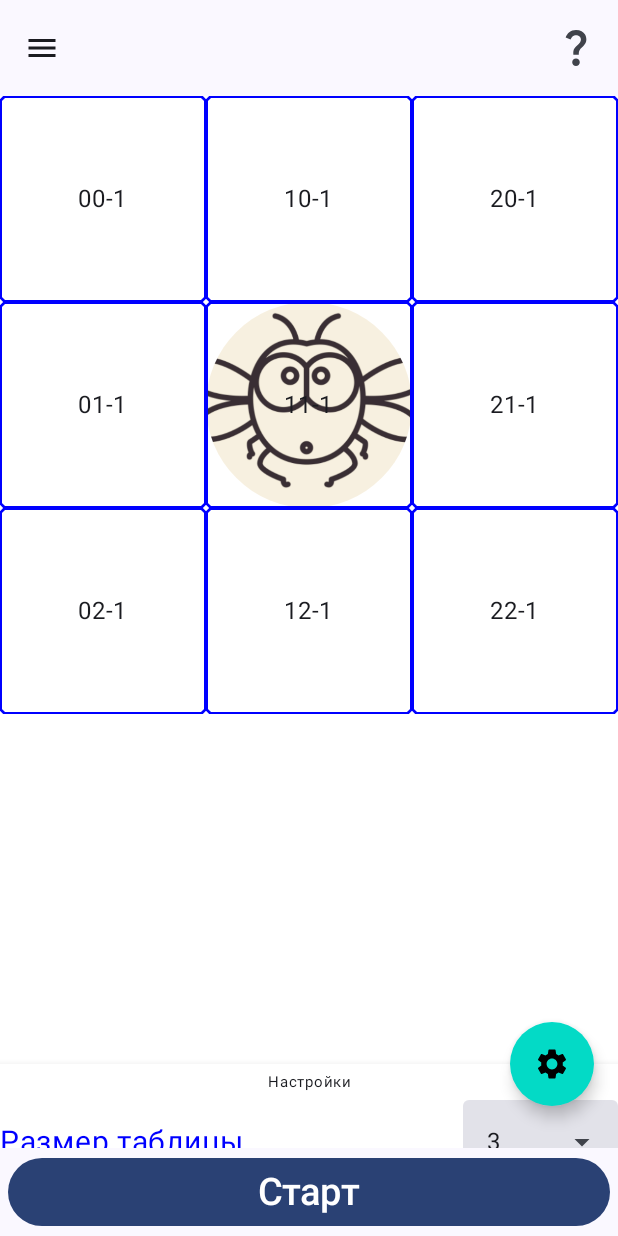
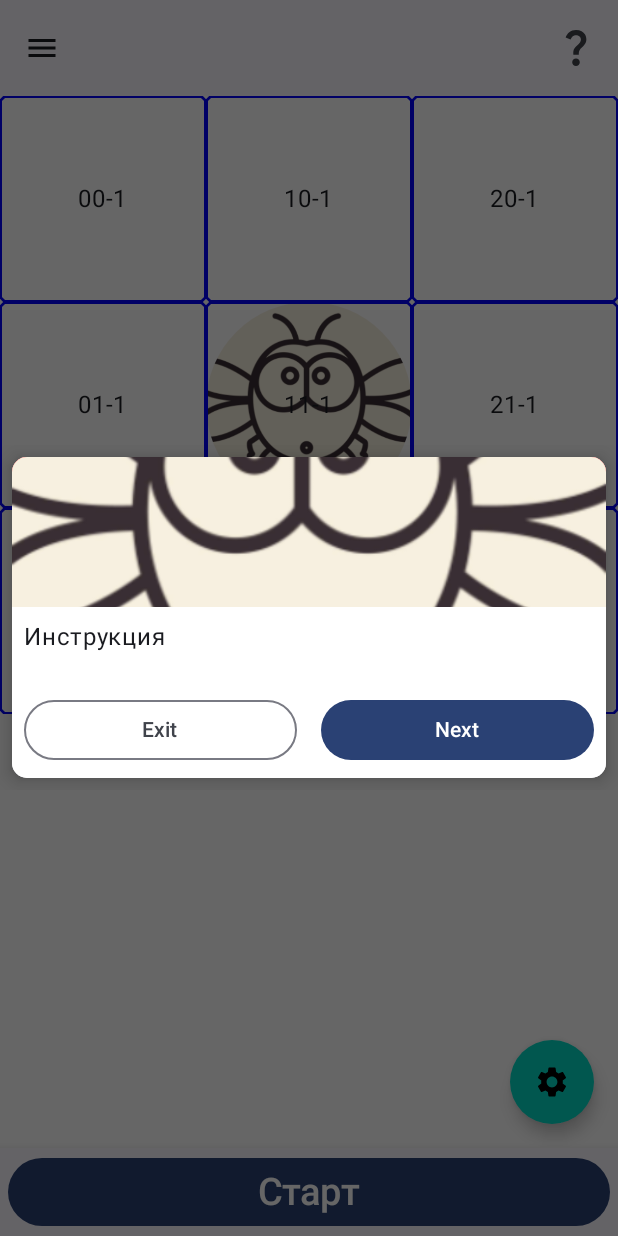
Before and after one commit to DmitriyZakharich/FlyGame, an Android app built with Jetpack Compose: the screen it shows after launch (ComposeActivity), after a tap on "Инструкция", on a phone screen of 412 x 824 dp. Run offline under Robolectric (Android 15) with nearby library versions, the phone set to English and light mode, and no system bars; our stand-ins replace Dagger/Hilt's generated code.

Commit message:
Preliminary version of the "User Instructions"

```diff
--- a/app/src/main/AndroidManifest.xml
+++ b/app/src/main/AndroidManifest.xml
@@ -17,7 +17,8 @@
             android:theme="@style/Theme.FlyGame" />
         <activity
             android:name=".ComposeActivity"
-            android:exported="true">
+            android:exported="true"
+            android:screenOrientation="portrait">
             <intent-filter>
                 <action android:name="android.intent.action.MAIN" />
 
--- a/app/src/main/java/com/example/flygame/ComposeActivity.kt
+++ b/app/src/main/java/com/example/flygame/ComposeActivity.kt
@@ -22,6 +22,8 @@ import androidx.compose.material3.TopAppBar
 import androidx.compose.runtime.Composable
 import androidx.compose.runtime.collectAsState
 import androidx.compose.runtime.getValue
+import androidx.compose.runtime.mutableStateOf
+import androidx.compose.runtime.remember
 import androidx.compose.runtime.rememberCoroutineScope
 import androidx.compose.ui.Modifier
 import androidx.compose.ui.graphics.Color
@@ -31,6 +33,7 @@ import androidx.compose.ui.unit.dp
 import androidx.compose.ui.unit.sp
 import androidx.lifecycle.viewmodel.compose.viewModel
 import com.example.flygame.gamefield.GameViewModel
+import com.example.flygame.instructions.InstructionsScreen
 import com.example.flygame.settings.BottomSheetSettings
 import com.example.flygame.ui.theme.FlyGameTheme
 import dagger.hilt.android.AndroidEntryPoint
@@ -59,6 +62,10 @@ fun MainScreen(name: String, modifier: Modifier = Modifier) {
     val gameViewModel: GameViewModel = viewModel()
     val isGameProcess by gameViewModel.stateGameProcess.collectAsState()
 
+    val showInstructionsDialog = remember { mutableStateOf(false) }
+    if (showInstructionsDialog.value)
+        InstructionsScreen(showInstructionsDialog)
+
     Scaffold(
         topBar = {
             TopAppBar(
@@ -75,7 +82,7 @@ fun MainScreen(name: String, modifier: Modifier = Modifier) {
                 },
                 title = { /*TODO*/ },
                 actions = {
-                    IconButton(onClick = { }) {
+                    IconButton(onClick = { showInstructionsDialog.value = true }) {
                         Icon(painterResource(
                             id = R.drawable.ic_question),
                             contentDescription = "Инструкция")
--- a/app/src/main/java/com/example/flygame/instructions/InstructionsModel.kt
+++ b/app/src/main/java/com/example/flygame/instructions/InstructionsModel.kt
@@ -1,17 +1,20 @@
 package com.example.flygame.instructions
 
 import android.util.Log
+import com.example.flygame.R
+import javax.inject.Inject
 
-class InstructionsModel {
+class InstructionsModel @Inject constructor(){
 
-    fun loadInstruction(): ArrayList<String> {
+    fun loadInstruction(): List<InstructionData> {
 
-        val instructionsList = ArrayList<String>(2)
-        instructionsList.add("123")
-        instructionsList.add("456")
-        Log.d("TagCheck", "Model")
-
-        return instructionsList
+        val instructions = mutableListOf<InstructionData>()
+        instructions.add(InstructionData(R.drawable.icon_fly, "Муха - это игра для развития внимания и пространственного ориентирования"))
+        instructions.add(InstructionData(R.drawable.ic_launcher_background, "Поле игры представляет из себя таблицу с мухой, расположенной в центре"))
+        instructions.add(InstructionData(R.drawable.ic_launcher_foreground, "При нажатии кнопки \"Старт\" даются команды и нужно отслеживать движение мухи по таблице"))
+        instructions.add(InstructionData(R.drawable.ic_launcher_foreground, "После окончания команд нажмите на ячейку для проверки"))
+        instructions.add(InstructionData(R.drawable.ic_launcher_foreground, "Для лучшего эффекта выключите отображение поля и представляйте его у себя в воображении. Глаза закрывать не нужно.", Event.ON_COMPLETED))
+        return instructions
     }
 
 }
--- /dev/null
+++ b/app/src/main/java/com/example/flygame/instructions/InstructionsScreen.kt
@@ -0,0 +1,114 @@
+package com.example.flygame.instructions
+
+import androidx.compose.foundation.Image
+import androidx.compose.foundation.background
+import androidx.compose.foundation.layout.Arrangement
+import androidx.compose.foundation.layout.Column
+import androidx.compose.foundation.layout.Row
+import androidx.compose.foundation.layout.fillMaxSize
+import androidx.compose.foundation.layout.fillMaxWidth
+import androidx.compose.foundation.layout.height
+import androidx.compose.foundation.layout.padding
+import androidx.compose.foundation.shape.RoundedCornerShape
+import androidx.compose.material3.Button
+import androidx.compose.material3.Card
+import androidx.compose.material3.CardDefaults
+import androidx.compose.material3.OutlinedButton
+import androidx.compose.material3.Text
+import androidx.compose.runtime.Composable
+import androidx.compose.runtime.MutableState
+import androidx.compose.runtime.collectAsState
+import androidx.compose.runtime.getValue
+import androidx.compose.ui.Alignment
+import androidx.compose.ui.Modifier
+import androidx.compose.ui.graphics.Color
+import androidx.compose.ui.layout.ContentScale
+import androidx.compose.ui.res.painterResource
+import androidx.compose.ui.unit.dp
+import androidx.compose.ui.window.Dialog
+import androidx.lifecycle.viewmodel.compose.viewModel
+
+@Composable
+fun InstructionsScreen(showInstructionsDialog: MutableState<Boolean>) {
+
+    val instructionsViewModel: InstructionsViewModel = viewModel()
+    val instructionData by instructionsViewModel.stateInstructionData.collectAsState()
+
+    Dialog(
+        onDismissRequest = {
+            showInstructionsDialog.value = false
+            instructionsViewModel.restart()
+        }
+    ) {
+        Card(
+            shape = RoundedCornerShape(10.dp),
+            // modifier = modifier.size(280.dp, 240.dp)
+            modifier = Modifier
+                .fillMaxWidth()
+                .padding(8.dp),
+            elevation = CardDefaults.cardElevation(defaultElevation = 8.dp)
+        ) {
+            Column(
+                Modifier
+                    .fillMaxWidth()
+                    .background(Color.White)
+            ) {
+
+
+                Row(
+                    modifier = Modifier
+                        .fillMaxWidth()
+                        .height(100.dp)
+                        .background(Color.Red.copy(alpha = 0.8F)),
+                    verticalAlignment = Alignment.CenterVertically,
+                    horizontalArrangement = Arrangement.Center,
+
+                    ) {
+
+                    Image(
+                        painter = painterResource(id = instructionData.image),
+                        contentDescription = "Exit app",
+                        modifier = Modifier.fillMaxSize(),
+                        contentScale = ContentScale.FillWidth
+                    )
+                }
+
+//                Text(
+//                    text = "Lorem Ipsum is simply dummy text",
+//                    modifier = Modifier.padding(8.dp), fontSize = 20.sp
+//                )
+
+                Text(
+                    text = instructionData.instruction,
+                    modifier = Modifier.padding(8.dp)
+                )
+
+                Row(Modifier.padding(top = 10.dp)) {
+                    OutlinedButton(
+                        onClick = {
+                            showInstructionsDialog.value = false
+                            instructionsViewModel.restart()
+                        },
+                        Modifier
+                            .fillMaxWidth()
+                            .padding(8.dp)
+                            .weight(1F)
+                    ) {
+                        Text(text = "Exit")
+                    }
+
+                    if (instructionData.event == Event.ON_NEXT)
+                        Button(
+                            onClick = { instructionsViewModel.getNextInstruction() },
+                            Modifier
+                                .fillMaxWidth()
+                                .padding(8.dp)
+                                .weight(1F)
+                        ) {
+                            Text(text = "Next")
+                        }
+                }
+            }
+        }
+    }
+}
--- a/app/src/main/java/com/example/flygame/instructions/InstructionsViewModel.kt
+++ b/app/src/main/java/com/example/flygame/instructions/InstructionsViewModel.kt
@@ -1,22 +1,42 @@
 package com.example.flygame.instructions
 
-import android.util.Log
-import androidx.lifecycle.MutableLiveData
 import androidx.lifecycle.ViewModel
+import androidx.lifecycle.viewModelScope
+import com.example.flygame.R
+import dagger.hilt.android.lifecycle.HiltViewModel
+import kotlinx.coroutines.flow.MutableStateFlow
+import kotlinx.coroutines.flow.StateFlow
+import kotlinx.coroutines.launch
+import javax.inject.Inject
 
-class InstructionsViewModel: ViewModel() {
+@HiltViewModel
+class InstructionsViewModel @Inject constructor(
+    instructionsModel: InstructionsModel
+): ViewModel() {
 
-    private var instructionsLiveData: MutableLiveData<ArrayList<String>>? = null
+    private val instructions = arrayListOf<InstructionData>()
+    private var count = 0
 
-    fun getInstructionsData(): MutableLiveData<ArrayList<String>>? {
-        Log.d("TagCheck", "getInstructionsData")
+    private val _stateInstructionData: MutableStateFlow<InstructionData> = MutableStateFlow(initInstructionData())
+    val stateInstructionData: StateFlow<InstructionData> = _stateInstructionData
 
-        instructionsLiveData = MutableLiveData()
+    init {
+        instructions.addAll(instructionsModel.loadInstruction())
+    }
 
-        instructionsLiveData?.value = InstructionsModel().loadInstruction()
-        Log.d("TagCheck", "$instructionsLiveData")
+    fun restart() {
+        count = 0
+        viewModelScope.launch{
+            _stateInstructionData.emit(initInstructionData())
+        }
+    }
 
+    fun getNextInstruction() {
+        viewModelScope.launch{
+            if (count < instructions.size)
+                _stateInstructionData.emit(instructions[count++])
+        }
+    }
 
-        return instructionsLiveData
-    }
+    private fun initInstructionData() = InstructionData(R.drawable.icon_fly, "Инструкция")
 }
--- /dev/null
+++ b/app/src/main/java/com/example/flygame/instructions/Model.kt
@@ -0,0 +1,12 @@
+package com.example.flygame.instructions
+
+data class InstructionData(
+    val image: Int,
+    val instruction: String,
+    val event: Event = Event.ON_NEXT
+)
+
+enum class Event {
+    ON_NEXT,
+    ON_COMPLETED
+}
--- a/app/src/main/java/com/example/flygame/settings/BottomSheetSettings.kt
+++ b/app/src/main/java/com/example/flygame/settings/BottomSheetSettings.kt
@@ -1,5 +1,6 @@
 package com.example.flygame.settings
 
+import androidx.compose.foundation.layout.height
 import androidx.compose.material.BottomSheetScaffold
 import androidx.compose.material.ExperimentalMaterialApi
 import androidx.compose.material.FloatingActionButton
@@ -9,11 +10,12 @@ import androidx.compose.material.icons.filled.Settings
 import androidx.compose.material.rememberBottomSheetScaffoldState
 import androidx.compose.runtime.Composable
 import androidx.compose.runtime.rememberCoroutineScope
+import androidx.compose.ui.Modifier
 import androidx.compose.ui.platform.LocalContext
+import androidx.compose.ui.unit.dp
 import com.example.flygame.gamefield.GameViewModel
 import com.example.flygame.gamefield.Table
 import kotlinx.coroutines.launch
-
 
 //@OptIn(ExperimentalMaterial3Api::class)
 @OptIn(ExperimentalMaterialApi::class)
@@ -29,7 +31,9 @@ fun BottomSheetSettings(
 
     BottomSheetScaffold(
         scaffoldState = scaffoldState,
+//        modifier = Modifier.height(40.dp),
         sheetContent = { SettingsScreen() },
+        sheetPeekHeight = 0.dp, //высота свёрнутого меню настроек
         floatingActionButton = {
             FloatingActionButton(onClick = {
                 coroutineScope.launch {
--- a/app/src/main/java/com/example/flygame/settings/SettingsStore.kt
+++ b/app/src/main/java/com/example/flygame/settings/SettingsStore.kt
@@ -43,8 +43,6 @@ class SettingsStore @Inject constructor(@ApplicationContext private val context:
     }
 
     fun getData(): Flow<SettingsData> = context.dataStore.data.map { preferences ->
-        Log.d(TAG, "SettingsStore getData")
-
         SettingsData(
             tableSize = preferences[intPreferencesKey("table_size_key")] ?: 3,
             isVolume = preferences[booleanPreferencesKey("volume_key")] ?: false,
--- a/app/src/main/java/com/example/flygame/settings/SettingsViewModel.kt
+++ b/app/src/main/java/com/example/flygame/settings/SettingsViewModel.kt
@@ -22,7 +22,6 @@ import javax.inject.Inject
 @HiltViewModel
 class SettingsViewModel @Inject constructor(
     private val settingsStore: SettingsStore
-
 ) : ViewModel() {
 
     val data: StateFlow<SettingsViewData> = settingsStore
@@ -43,7 +42,6 @@ class SettingsViewModel @Inject constructor(
     )
 
     fun spinnerItemSelected(state: SettingsState) {
-        Log.d(TAG, "SettingsViewModel spinnerItemSelected")
         viewModelScope.launch {
             settingsStore.saveToken(state)
         }
```
Also changed, not shown: app/src/main/java/com/example/flygame/instructions/InstructionsFragment.kt (+7 -7 lines).
